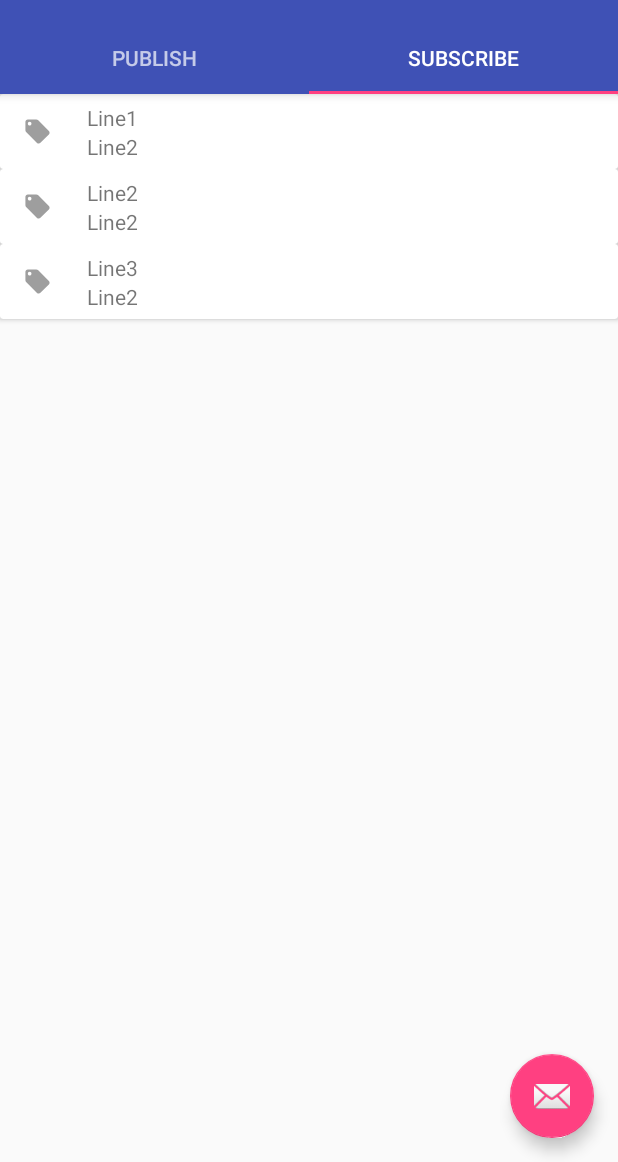
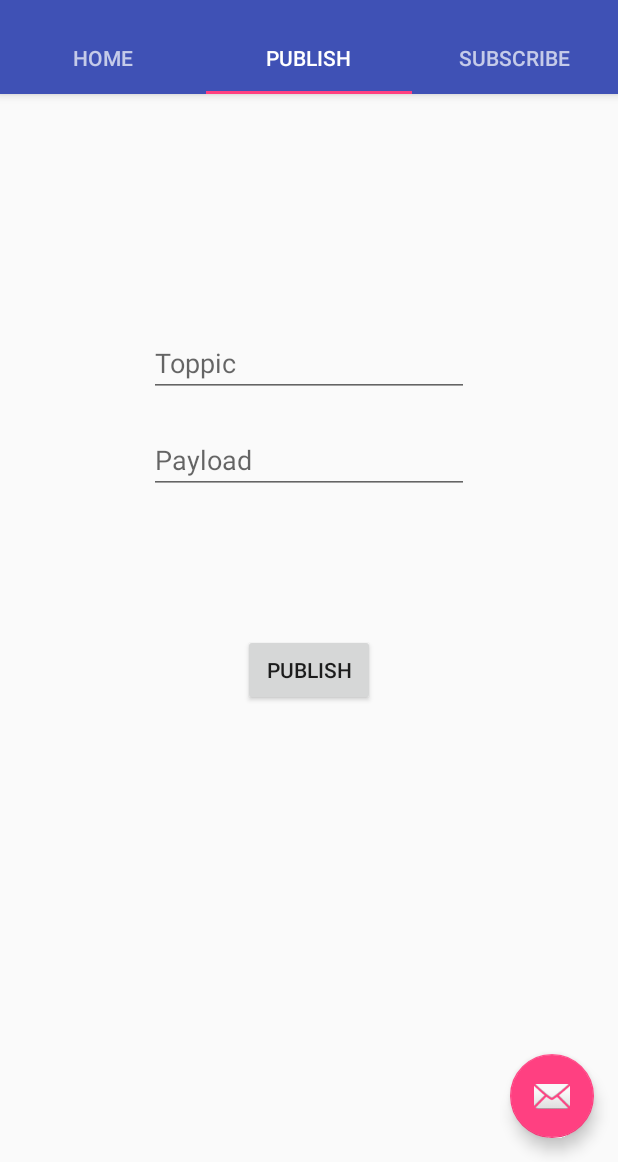
Before and after one commit to chaptone/MqttAppTest, an Android app: the TabActivity screen opened directly, with no data from a screen before it, tab 2 chosen, on a phone screen of 412 x 824 dp, the part 74-1236 px from its top. Run offline under Robolectric (Android 15) with nearby library versions, the phone set to English and light mode, and no system bars; libraries missing offline, so code that uses them is left out: org.eclipse.paho.

Commit message:
add-home-tab-and-connect-add-sub-button

```diff
--- /dev/null
+++ b/app/src/main/java/com/example/chapmac/rakkan/mqtt_app_test/HomeFragment.java
@@ -0,0 +1,29 @@
+package com.example.chapmac.rakkan.mqtt_app_test;
+
+
+import android.os.Bundle;
+import android.support.v4.app.Fragment;
+import android.view.LayoutInflater;
+import android.view.View;
+import android.view.ViewGroup;
+
+
+/**
+ * A simple {@link Fragment} subclass.
+ */
+public class HomeFragment extends Fragment {
+
+
+    public HomeFragment() {
+        // Required empty public constructor
+    }
+
+
+    @Override
+    public View onCreateView(LayoutInflater inflater, ViewGroup container,
+                             Bundle savedInstanceState) {
+        // Inflate the layout for this fragment
+        return inflater.inflate(R.layout.fragment_home, container, false);
+    }
+
+}
--- a/app/src/main/java/com/example/chapmac/rakkan/mqtt_app_test/SubscribeFragment.java
+++ b/app/src/main/java/com/example/chapmac/rakkan/mqtt_app_test/SubscribeFragment.java
@@ -8,9 +8,13 @@ import android.support.v7.widget.RecyclerView;
 import android.view.LayoutInflater;
 import android.view.View;
 import android.view.ViewGroup;
+import android.widget.Button;
+import android.widget.Toast;
+
 import java.util.ArrayList;
 
 public class SubscribeFragment extends Fragment {
+    private ArrayList<SubscribeItem> subscribeItems;
 
     private RecyclerView recyclerView;
     private RecyclerView.Adapter adapter;
@@ -27,10 +31,8 @@ public class SubscribeFragment extends Fragment {
         // Inflate the layout for this fragment
         View view = inflater.inflate(R.layout.fragment_subscribe, container, false);
 
-        ArrayList<SubscribeItem> subscribeItems = new ArrayList<>();
-        subscribeItems.add(new SubscribeItem(R.drawable.ic_local_offer,"Line1","Line2"));
-        subscribeItems.add(new SubscribeItem(R.drawable.ic_local_offer,"Line2","Line2"));
-        subscribeItems.add(new SubscribeItem(R.drawable.ic_local_offer,"Line3","Line2"));
+        subscribeItems = new ArrayList<>();
+        subscribeItems.add(new SubscribeItem(R.drawable.ic_local_offer, "Line1", "Line2"));
 
 
         recyclerView = view.findViewById(R.id.recyclerView);
@@ -41,7 +43,15 @@ public class SubscribeFragment extends Fragment {
         recyclerView.setLayoutManager(layoutManager);
         recyclerView.setAdapter(adapter);
 
+        adapter.notifyDataSetChanged();
+
         return view;
     }
 
+    public void addSub(String topic) {
+        Toast.makeText(getActivity(), "addSub Calllllll + "+topic, Toast.LENGTH_LONG).show();
+        subscribeItems.add(new SubscribeItem(R.drawable.ic_local_offer, topic, "Line2"));
+        adapter.notifyDataSetChanged();
+
+    }
 }
--- a/app/src/main/java/com/example/chapmac/rakkan/mqtt_app_test/TabActivity.java
+++ b/app/src/main/java/com/example/chapmac/rakkan/mqtt_app_test/TabActivity.java
@@ -3,7 +3,6 @@ package com.example.chapmac.rakkan.mqtt_app_test;
 import android.support.annotation.Nullable;
 import android.support.design.widget.TabLayout;
 import android.support.design.widget.FloatingActionButton;
-import android.support.design.widget.Snackbar;
 import android.support.v7.app.AppCompatActivity;
 import android.support.v7.widget.Toolbar;
 
@@ -21,7 +20,11 @@ import org.eclipse.paho.client.mqttv3.IMqttActionListener;
 import org.eclipse.paho.client.mqttv3.IMqttToken;
 import org.eclipse.paho.client.mqttv3.MqttException;
 
-public class TabActivity extends AppCompatActivity {
+public class TabActivity extends AppCompatActivity implements SubscribeDialog.DialogListener  {
+
+    private SubscribeFragment subscribeFragment;
+    private PublishFragment publishFragment;
+    private HomeFragment homeFragment;
 
     @Override
     protected void onCreate(Bundle savedInstanceState) {
@@ -51,7 +54,6 @@ public class TabActivity extends AppCompatActivity {
                 subscribeDialog.show(getSupportFragmentManager(),"Subscribe Dialog");
             }
         });
-
     }
 
 
@@ -78,6 +80,12 @@ public class TabActivity extends AppCompatActivity {
         return super.onOptionsItemSelected(item);
     }
 
+    @Override
+    public void applyTexts(String subscribe) {
+        Toast.makeText(this, "Subscribe to " + subscribe, Toast.LENGTH_LONG).show();
+        subscribeFragment.addSub(subscribe);
+    }
+
     public class SectionsPagerAdapter extends FragmentPagerAdapter {
 
         public SectionsPagerAdapter(FragmentManager fm) {
@@ -88,9 +96,14 @@ public class TabActivity extends AppCompatActivity {
         public Fragment getItem(int position) {
             switch (position){
                 case 0:
-                    return new PublishFragment();
+                    homeFragment = new HomeFragment();
+                    return homeFragment;
+                case 1:
+                    publishFragment = new PublishFragment();
+                    return publishFragment;
                 default:
-                    return new SubscribeFragment();
+                    subscribeFragment = new SubscribeFragment();
+                    return subscribeFragment;
             }
         }
 
@@ -104,8 +117,10 @@ public class TabActivity extends AppCompatActivity {
         public CharSequence getPageTitle(int position) {
             switch (position){
                 case 0 :
+                    return "Home";
+                case 1 :
                     return "Publish";
-                case 1 :
+                case 2:
                     return "Subscribe";
             }
             return null;
@@ -121,7 +136,6 @@ public class TabActivity extends AppCompatActivity {
                     Toast.makeText(TabActivity.this,"Disconnected!",Toast.LENGTH_LONG).show();
                     finish();
                 }
-
                 @Override
                 public void onFailure(IMqttToken asyncActionToken, Throwable exception) {
                     Toast.makeText(TabActivity.this,"Couldn't disconnect",Toast.LENGTH_LONG).show();
--- a/app/src/main/res/layout/activity_tab.xml
+++ b/app/src/main/res/layout/activity_tab.xml
@@ -36,15 +36,23 @@
                 android:id="@+id/tabItem"
                 android:layout_width="wrap_content"
                 android:layout_height="wrap_content"
-                android:text="@string/tab_text_1"
-                app:title="Publish"/>
+                android:text="Home"
+                app:title="Home"/>
 
             <android.support.design.widget.TabItem
                 android:id="@+id/tabItem2"
                 android:layout_width="wrap_content"
                 android:layout_height="wrap_content"
-                android:text="@string/tab_text_2"
+                android:text="Publish"
+                app:title="Publish"/>
+
+            <android.support.design.widget.TabItem
+                android:id="@+id/tabItem3"
+                android:layout_width="wrap_content"
+                android:layout_height="wrap_content"
+                android:text="Subscribe"
                 app:title="Subscribe"/>
+
 
         </android.support.design.widget.TabLayout>
     </android.support.design.widget.AppBarLayout>
```
Also changed, not shown: app/src/main/java/com/example/chapmac/rakkan/mqtt_app_test/SubscribeDialog.java (+23 -3 lines), app/src/main/res/layout/fragment_home.xml (added, +14 -0 lines), app/src/main/res/layout/fragment_subscribe.xml (indentation only).
